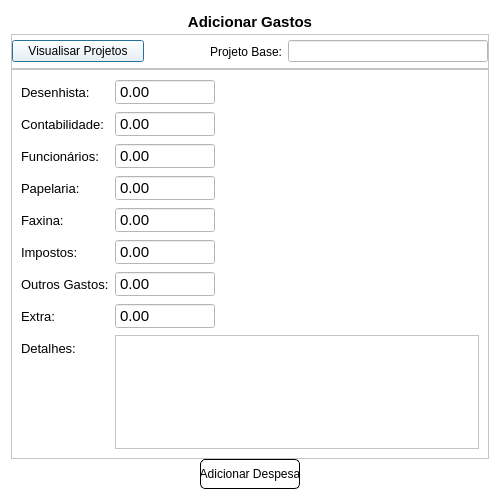
Old version of the form screens/adicionar_gasto.ui in the repository devfabri/Arquitetura-Pereira.
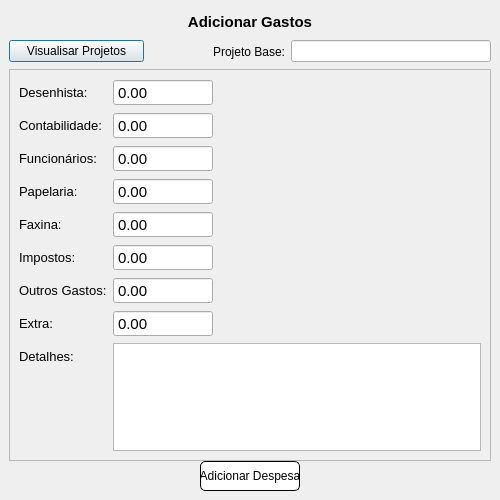
New version of the form.

Patch:
```diff
--- a/screens/adicionar_gasto.ui
+++ b/screens/adicionar_gasto.ui
@@ -28,16 +28,22 @@
   <property name="windowTitle">
    <string>Dialog</string>
   </property>
-  <property name="styleSheet">
-   <string notr="true">background-color: rgb(255, 255, 255);</string>
-  </property>
   <layout class="QVBoxLayout" name="verticalLayout">
    <property name="spacing">
     <number>0</number>
    </property>
+   <property name="leftMargin">
+    <number>9</number>
+   </property>
    <property name="topMargin">
     <number>9</number>
    </property>
+   <property name="rightMargin">
+    <number>9</number>
+   </property>
+   <property name="bottomMargin">
+    <number>9</number>
+   </property>
    <item>
     <widget class="QLabel" name="label_3">
      <property name="minimumSize">
@@ -77,7 +83,7 @@
       </size>
      </property>
      <property name="frameShape">
-      <enum>QFrame::StyledPanel</enum>
+      <enum>QFrame::NoFrame</enum>
      </property>
      <property name="frameShadow">
       <enum>QFrame::Raised</enum>
```
